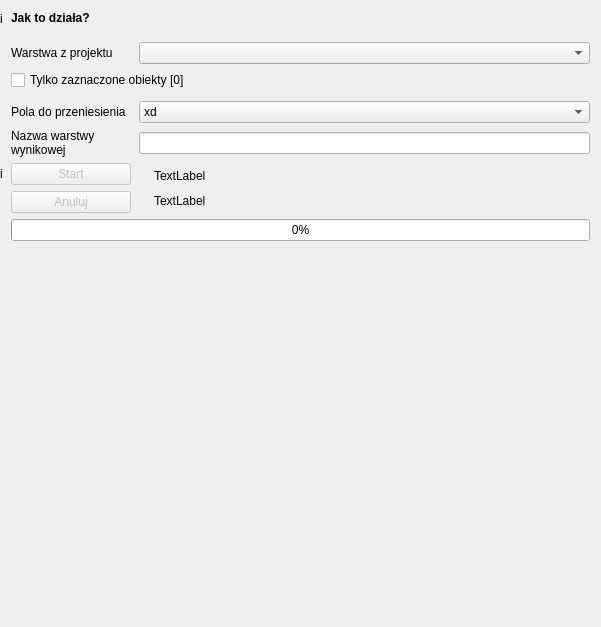
First picture: the form in gissupport_plugin/modules/uldk/modules/layer_import/main_base.ui, repository gis-support/gis-support-plugin, before the edit.
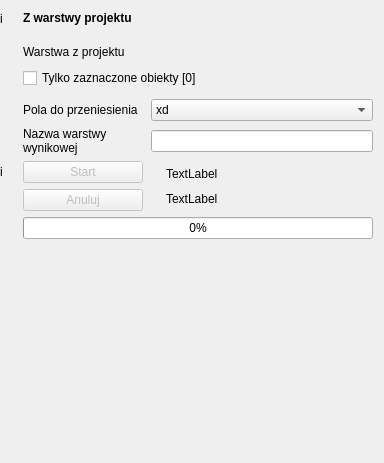
Second picture: the form after the edit. Custom widgets are drawn as their Qt base class.

Patch:
```diff
--- a/gissupport_plugin/modules/uldk/modules/layer_import/main_base.ui
+++ b/gissupport_plugin/modules/uldk/modules/layer_import/main_base.ui
@@ -6,8 +6,8 @@
    <rect>
     <x>0</x>
     <y>0</y>
-    <width>601</width>
-    <height>627</height>
+    <width>384</width>
+    <height>463</height>
    </rect>
   </property>
   <property name="sizePolicy">
@@ -139,13 +139,20 @@
       </spacer>
      </item>
      <item row="2" column="2">
-      <widget class="QgsMapLayerComboBox" name="layer_select"/>
+      <widget class="QgsMapLayerComboBox" name="layer_select" native="true">
+       <property name="minimumSize">
+        <size>
+         <width>65</width>
+         <height>0</height>
+        </size>
+       </property>
+      </widget>
      </item>
-     <item row="0" column="1">
+     <item row="0" column="1" colspan="2">
       <widget class="QLabel" name="label_info">
        <property name="maximumSize">
         <size>
-         <width>100</width>
+         <width>16777215</width>
          <height>15</height>
         </size>
        </property>
@@ -153,7 +160,7 @@
         <string/>
        </property>
        <property name="text">
-        <string>&lt;html&gt;&lt;head/&gt;&lt;body&gt;&lt;p&gt;&lt;b&gt;Jak to działa?&lt;/b&gt;&lt;br/&gt;&lt;/p&gt;&lt;/body&gt;&lt;/html&gt;</string>
+        <string>&lt;html&gt;&lt;head/&gt;&lt;body&gt;&lt;p&gt;&lt;b&gt;Z warstwy projektu&lt;/b&gt;&lt;br/&gt;&lt;/p&gt;&lt;/body&gt;&lt;/html&gt;</string>
        </property>
        <property name="textFormat">
         <enum>Qt::RichText</enum>
@@ -218,11 +225,17 @@
      <item row="6" column="2">
       <widget class="QLineEdit" name="text_edit_target_layer_name">
        <property name="sizePolicy">
-        <sizepolicy hsizetype="Expanding" vsizetype="Fixed">
+        <sizepolicy hsizetype="Preferred" vsizetype="Fixed">
          <horstretch>0</horstretch>
          <verstretch>0</verstretch>
         </sizepolicy>
        </property>
+       <property name="minimumSize">
+        <size>
+         <width>65</width>
+         <height>0</height>
+        </size>
+       </property>
       </widget>
      </item>
      <item row="7" column="2" rowspan="2">
@@ -251,10 +264,16 @@
      </item>
      <item row="3" column="1" colspan="2">
       <widget class="QCheckBox" name="checkbox_selected_only">
+       <property name="minimumSize">
+        <size>
+         <width>0</width>
+         <height>0</height>
+        </size>
+       </property>
        <property name="maximumSize">
         <size>
          <width>16777215</width>
-         <height>100</height>
+         <height>50</height>
         </size>
        </property>
        <property name="text">
@@ -283,6 +302,12 @@
      </item>
      <item row="5" column="2">
       <widget class="QgsCheckableComboBox" name="combobox_fields_select">
+       <property name="minimumSize">
+        <size>
+         <width>65</width>
+         <height>0</height>
+        </size>
+       </property>
        <property name="defaultText" stdset="0">
         <string>Kliknij strzałkę, aby wybrać</string>
        </property>
@@ -306,14 +331,14 @@
      <item row="9" column="1" colspan="2">
       <widget class="QProgressBar" name="progress_bar">
        <property name="sizePolicy">
-        <sizepolicy hsizetype="Minimum" vsizetype="Fixed">
+        <sizepolicy hsizetype="Preferred" vsizetype="Fixed">
          <horstretch>0</horstretch>
          <verstretch>0</verstretch>
         </sizepolicy>
        </property>
        <property name="minimumSize">
         <size>
-         <width>350</width>
+         <width>65</width>
          <height>0</height>
         </size>
        </property>
@@ -342,7 +367,7 @@
  <customwidgets>
   <customwidget>
    <class>QgsMapLayerComboBox</class>
-   <extends>QComboBox</extends>
+   <extends>QWidget</extends>
    <header>qgsmaplayercombobox.h</header>
   </customwidget>
   <customwidget>
```
Left out of the diff: 2 changed lines with no effect on the pictures.
